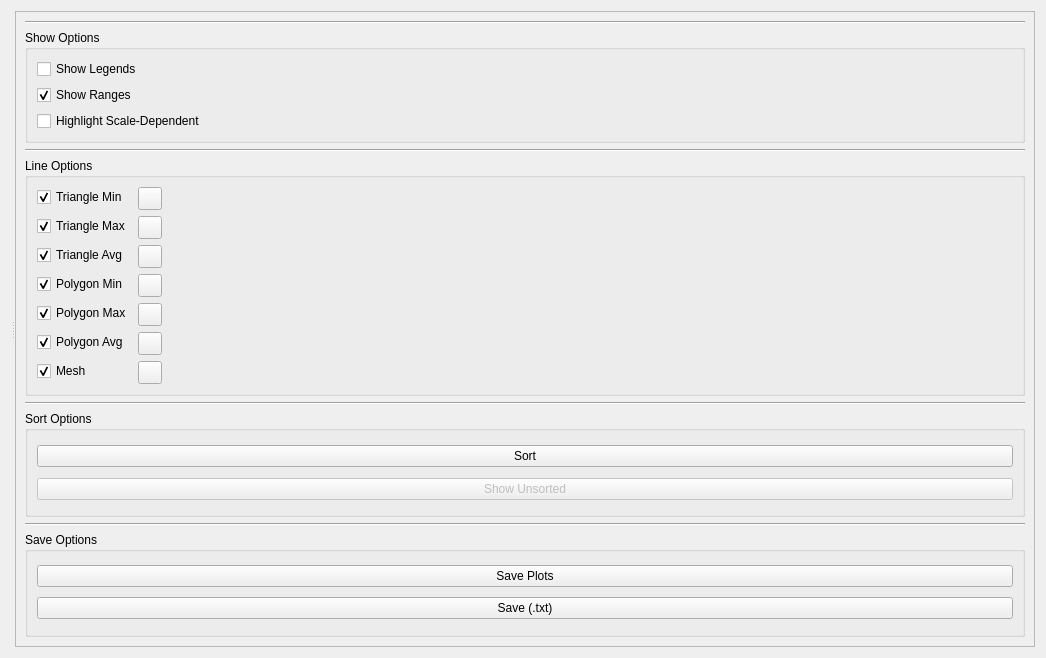
Before: the Qt Designer form src/meshmetricswidget.ui in DanielaCabiddu/PEMesh.2, drawn with Qt 5.
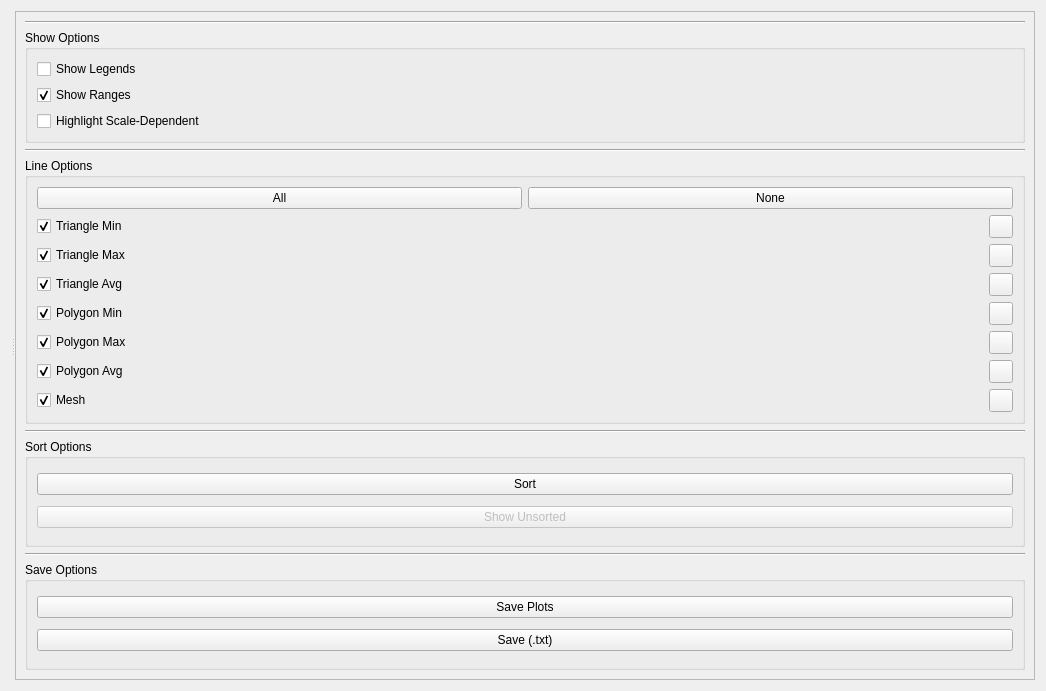
After: the same form once the commit is applied. Icons and pictures are not drawn.

Diff of the .ui file:
```diff
--- a/src/meshmetricswidget.ui
+++ b/src/meshmetricswidget.ui
@@ -7,7 +7,7 @@
     <x>0</x>
     <y>0</y>
     <width>1046</width>
-    <height>658</height>
+    <height>691</height>
    </rect>
   </property>
   <property name="windowTitle">
@@ -45,8 +45,26 @@
          <property name="title">
           <string>Line Options</string>
          </property>
-         <layout class="QFormLayout" name="formLayout">
-          <item row="0" column="0">
+         <layout class="QGridLayout" name="gridLayout_2">
+          <item row="0" column="0" colspan="2">
+           <layout class="QHBoxLayout" name="horizontalLayout_3">
+            <item>
+             <widget class="QPushButton" name="all_btn">
+              <property name="text">
+               <string>All</string>
+              </property>
+             </widget>
+            </item>
+            <item>
+             <widget class="QPushButton" name="none_btn">
+              <property name="text">
+               <string>None</string>
+              </property>
+             </widget>
+            </item>
+           </layout>
+          </item>
+          <item row="1" column="0">
            <widget class="QCheckBox" name="min_cb">
             <property name="text">
              <string>Triangle Min</string>
@@ -56,7 +74,7 @@
             </property>
            </widget>
           </item>
-          <item row="0" column="1">
+          <item row="1" column="1">
            <widget class="QToolButton" name="min_color_btn">
             <property name="text">
              <string/>
@@ -70,7 +88,7 @@
             </property>
            </widget>
           </item>
-          <item row="1" column="0">
+          <item row="2" column="0">
            <widget class="QCheckBox" name="max_cb">
             <property name="text">
              <string>Triangle Max</string>
@@ -80,7 +98,7 @@
             </property>
            </widget>
           </item>
-          <item row="1" column="1">
+          <item row="2" column="1">
            <widget class="QToolButton" name="max_color_btn">
             <property name="text">
              <string/>
@@ -94,7 +112,7 @@
             </property>
            </widget>
           </item>
-          <item row="2" column="0">
+          <item row="3" column="0">
            <widget class="QCheckBox" name="avg_cb">
             <property name="text">
              <string>Triangle Avg</string>
@@ -104,7 +122,7 @@
             </property>
            </widget>
           </item>
-          <item row="2" column="1">
+          <item row="3" column="1">
            <widget class="QToolButton" name="avg_color_btn">
             <property name="text">
              <string/>
@@ -118,7 +136,7 @@
             </property>
            </widget>
           </item>
-          <item row="3" column="0">
+          <item row="4" column="0">
            <widget class="QCheckBox" name="poly_min_cb">
             <property name="text">
              <string>Polygon Min</string>
@@ -128,7 +146,7 @@
             </property>
            </widget>
           </item>
-          <item row="3" column="1">
+          <item row="4" column="1">
            <widget class="QToolButton" name="poly_min_color_btn">
             <property name="text">
              <string/>
@@ -142,7 +160,7 @@
             </property>
            </widget>
           </item>
-          <item row="4" column="0">
+          <item row="5" column="0">
            <widget class="QCheckBox" name="poly_max_cb">
             <property name="text">
              <string>Polygon Max</string>
@@ -152,7 +170,7 @@
             </property>
            </widget>
           </item>
-          <item row="4" column="1">
+          <item row="5" column="1">
            <widget class="QToolButton" name="poly_max_color_btn">
             <property name="text">
              <string/>
@@ -166,7 +184,7 @@
             </property>
            </widget>
           </item>
-          <item row="5" column="0">
+          <item row="6" column="0">
            <widget class="QCheckBox" name="poly_avg_cb">
             <property name="text">
              <string>Polygon Avg</string>
@@ -176,7 +194,7 @@
             </property>
            </widget>
           </item>
-          <item row="5" column="1">
+          <item row="6" column="1">
            <widget class="QToolButton" name="poly_avg_color_btn">
             <property name="text">
              <string/>
@@ -190,7 +208,7 @@
             </property>
            </widget>
           </item>
-          <item row="6" column="0">
+          <item row="7" column="0">
            <widget class="QCheckBox" name="mesh_cb">
             <property name="text">
              <string>Mesh</string>
@@ -200,7 +218,7 @@
             </property>
            </widget>
           </item>
-          <item row="6" column="1">
+          <item row="7" column="1">
            <widget class="QToolButton" name="mesh_color_btn">
             <property name="text">
              <string/>
```
